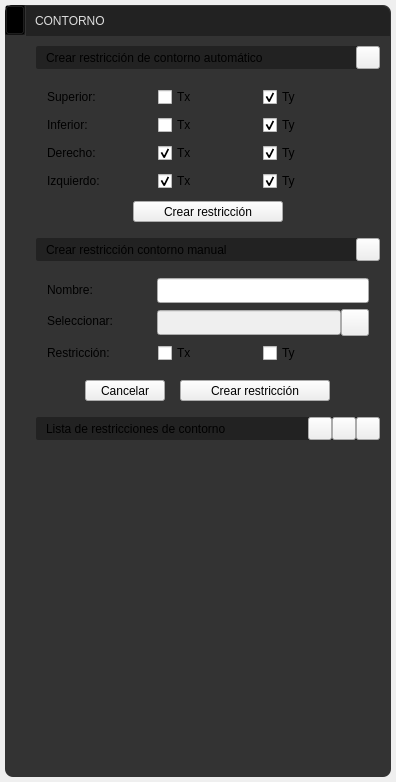
edwinar13/MPM-UN, file app/ui/widget_draw_menu_boundary.ui: the form before one commit.
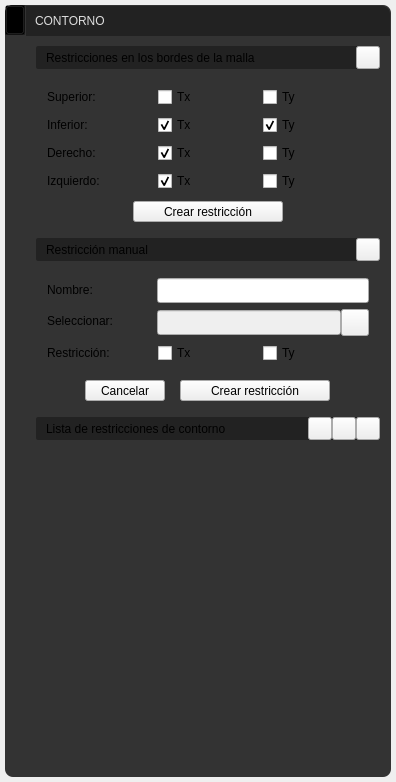
The form after the commit. Icons and pictures are not drawn.

Commit message: ui(contornos): textos, tooltips y valores por defecto típicos desde el .ui

What changed in the file:
```diff
--- a/app/ui/widget_draw_menu_boundary.ui
+++ b/app/ui/widget_draw_menu_boundary.ui
@@ -927,7 +927,7 @@
                   </size>
                  </property>
                  <property name="text">
-                  <string>Crear restricción de contorno automático</string>
+                  <string>Restricciones en los bordes de la malla</string>
                  </property>
                  <property name="QLabelStyle" stdset="0">
                   <number>2</number>
@@ -1102,7 +1102,7 @@
                         <string>Ty</string>
                        </property>
                        <property name="checked">
-                        <bool>true</bool>
+                        <bool>false</bool>
                        </property>
                        <property name="QCheckBoxStyle" stdset="0">
                         <number>1</number>
@@ -1177,7 +1177,7 @@
                         <string>Ty</string>
                        </property>
                        <property name="checked">
-                        <bool>true</bool>
+                        <bool>false</bool>
                        </property>
                        <property name="QCheckBoxStyle" stdset="0">
                         <number>1</number>
@@ -1223,7 +1223,7 @@
                         <string>Tx</string>
                        </property>
                        <property name="checked">
-                        <bool>false</bool>
+                        <bool>true</bool>
                        </property>
                        <property name="QCheckBoxStyle" stdset="0">
                         <number>1</number>
@@ -1295,7 +1295,7 @@
                         <string>Ty</string>
                        </property>
                        <property name="checked">
-                        <bool>true</bool>
+                        <bool>false</bool>
                        </property>
                        <property name="QCheckBoxStyle" stdset="0">
                         <number>1</number>
@@ -1399,7 +1399,7 @@
                   </size>
                  </property>
                  <property name="text">
-                  <string>Crear restricción contorno manual</string>
+                  <string>Restricción manual</string>
                  </property>
                  <property name="QLabelStyle" stdset="0">
                   <number>2</number>
```
Left out of the diff: 18 changed lines with no effect on the pictures. The commit also changes 3 other files.
